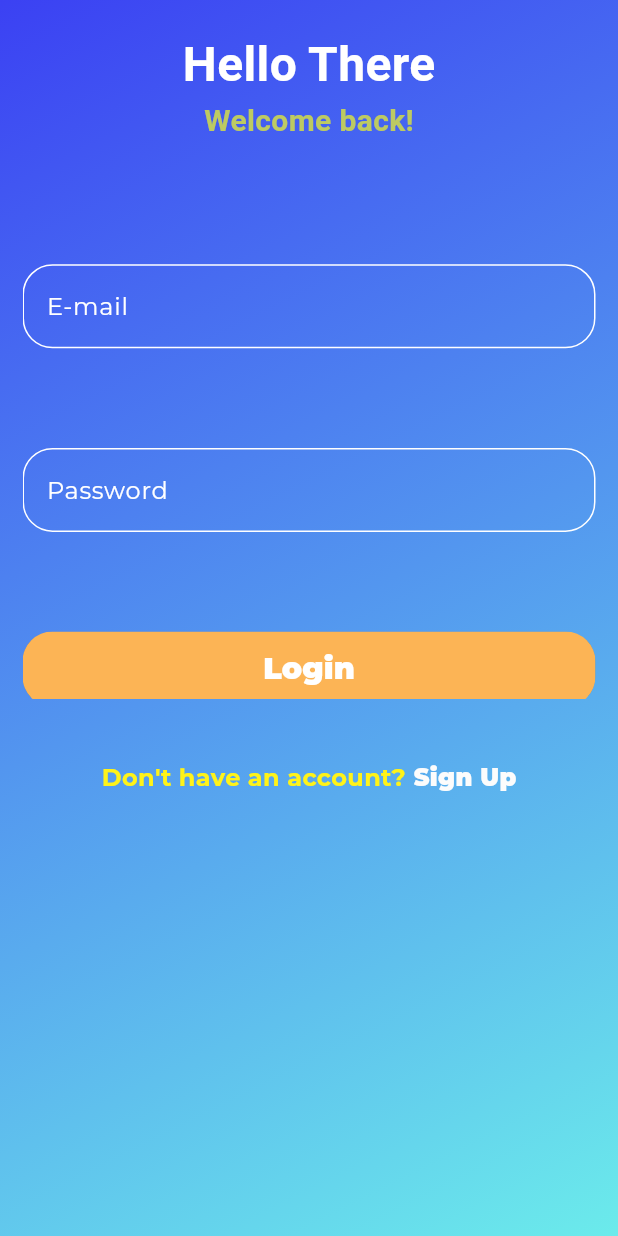
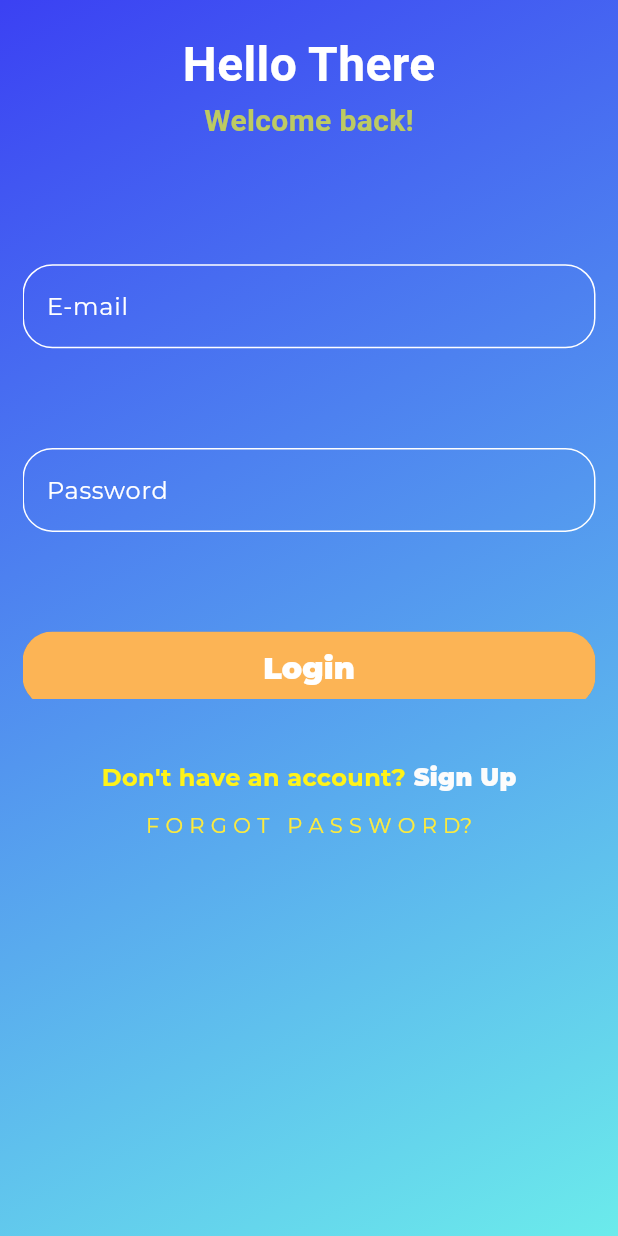
Before and after one commit to RichPerspective007/recyclify-h4b, a Flutter app: the screen it shows after launch, on a phone screen of 412 x 824 dp. Run offline on Flutter 3.47's test engine with Material 3 defaults, Android fonts, the phone set to English and light mode, and no system bars; our stand-ins replace cloud_firestore, dash_chat_2, delightful_toast, firebase_auth, firebase_core, firebase_storage and 3 more; accounts and stored records are empty.

Commit message:
added changes to the login page

```diff
--- a/lib/pages/login_page.dart
+++ b/lib/pages/login_page.dart
@@ -91,6 +91,8 @@ class _LoginPageState extends State<LoginPage> {
             _headerText(),
             _loginForm(),
             _createAnAccountLink(),
+            SizedBox(height: 10,),
+             _forgotPassword(),
           ],
         ),
       ),
@@ -179,26 +181,8 @@ class _LoginPageState extends State<LoginPage> {
 
                     SizedBox(height: 40),
                     _loginButton(),
-                    SizedBox(height: 20),
-                    Row(
-                    mainAxisAlignment: MainAxisAlignment.center,
-                    children: [
-                      GestureDetector(
-                        onTap: (){
-                          Navigator.push(context, MaterialPageRoute(builder: (context)
-                          {
-                            return ForgotPassword();
-                          }));
-                        },
-                        child: const Text(
-                          "F O R G O T   P A S S W O R D",
-                          style: TextStyle(
-                            color: Colors.yellow,
-                          ),
-                        ),
-                      ),
-                    ],
-                  ),
+                    //SizedBox(height: 20),
+
                   ],
                 ),
               ),
@@ -261,7 +245,7 @@ class _LoginPageState extends State<LoginPage> {
             ),
           ),
           GestureDetector(
-            onTap:(){
+            onTap: () {
               _navigationService.pushReplacementNamed('/register');
             },
             child: Text(
@@ -277,4 +261,27 @@ class _LoginPageState extends State<LoginPage> {
       ),
     );
   }
+
+  Widget _forgotPassword() {
+    return Center(
+      child: Row(
+        mainAxisAlignment: MainAxisAlignment.center,
+        children: [
+          GestureDetector(
+            onTap: () {
+              Navigator.push(context, MaterialPageRoute(builder: (context) {
+                return ForgotPassword();
+              }));
+            },
+            child: const Text(
+              "F O R G O T   P A S S W O R D?",
+              style: TextStyle(
+                color: Colors.yellow,
+              ),
+            ),
+          ),
+        ],
+      ),
+    );
+  }
 }
```
